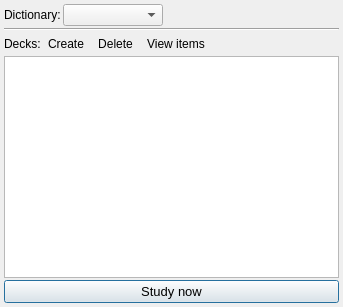
First picture: the form in worddeckform.ui, repository z1dev/zkanji, before the edit.
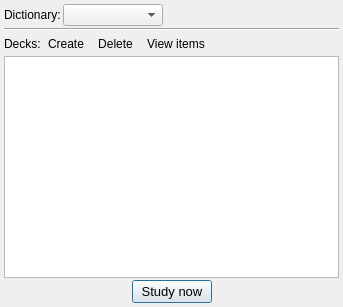
Second picture: the form after the edit. Icons and pictures are not drawn. Custom widgets are drawn as their Qt base class.

```diff
--- a/worddeckform.ui
+++ b/worddeckform.ui
@@ -229,14 +229,21 @@
     </item>
     <item>
      <layout class="QHBoxLayout" name="horizontalLayout_3">
+      <item>
+       <spacer name="horizontalSpacer_3">
+        <property name="orientation">
+         <enum>Qt::Horizontal</enum>
+        </property>
+        <property name="sizeHint" stdset="0">
+         <size>
+          <width>40</width>
+          <height>20</height>
+         </size>
+        </property>
+       </spacer>
+      </item>
       <item>
        <widget class="QPushButton" name="studyButton">
-        <property name="sizePolicy">
-         <sizepolicy hsizetype="Minimum" vsizetype="Fixed">
-          <horstretch>2</horstretch>
-          <verstretch>0</verstretch>
-         </sizepolicy>
-        </property>
         <property name="font">
          <font>
           <pointsize>10</pointsize>
@@ -253,6 +260,19 @@
         </property>
        </widget>
       </item>
+      <item>
+       <spacer name="horizontalSpacer_4">
+        <property name="orientation">
+         <enum>Qt::Horizontal</enum>
+        </property>
+        <property name="sizeHint" stdset="0">
+         <size>
+          <width>40</width>
+          <height>20</height>
+         </size>
+        </property>
+       </spacer>
+      </item>
      </layout>
     </item>
    </layout>
```
